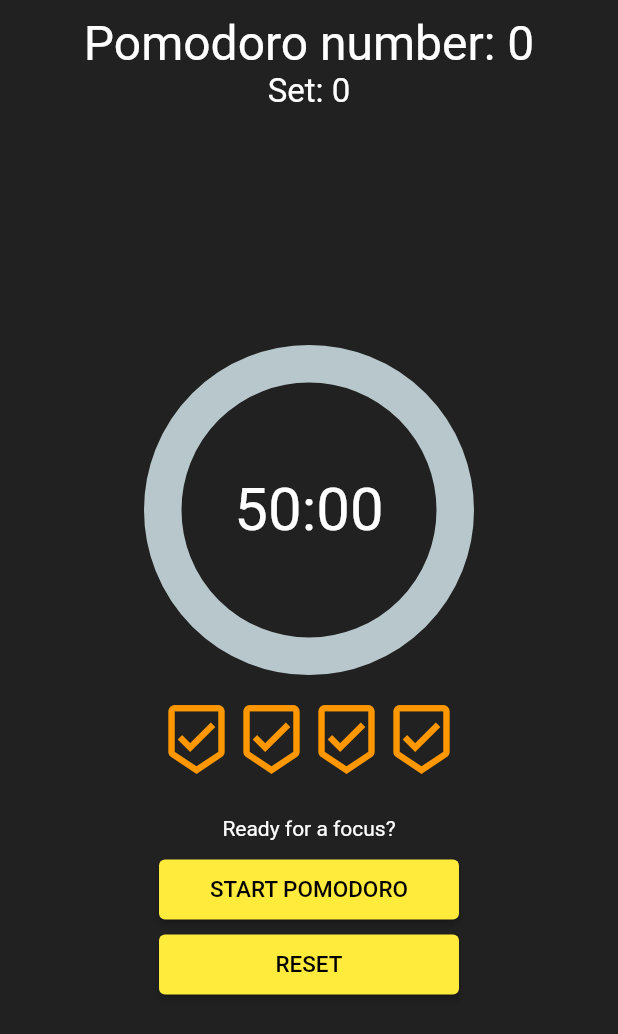
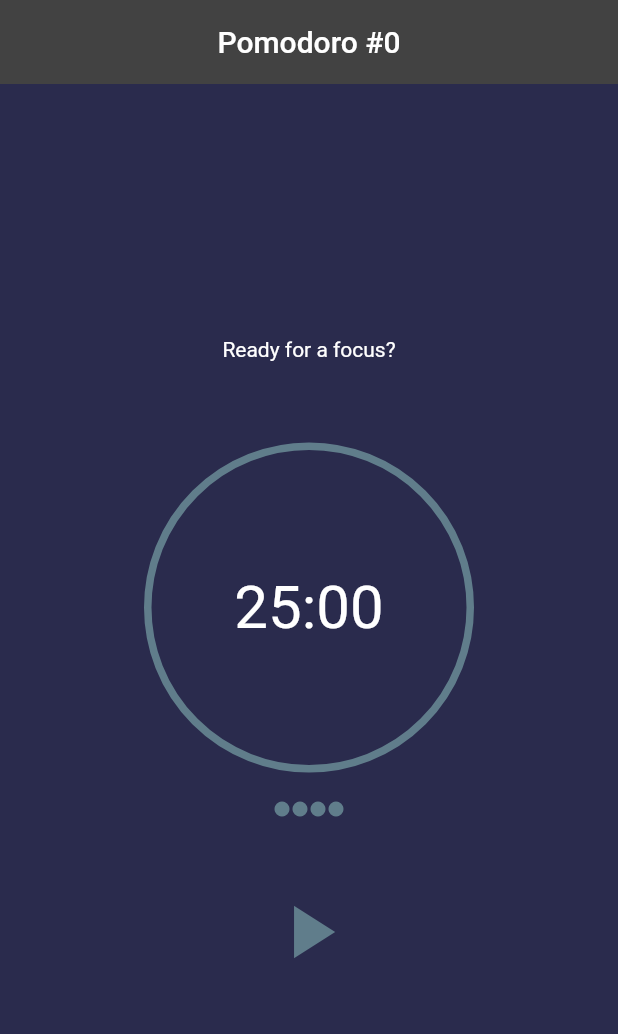
Before and after one commit to systemagic-91/pomodoro, a Flutter app: the screen it shows after launch, on a phone screen of 412 x 824 dp. Shown: the top 1034 px of the screen. Run offline on Flutter 3.47's test engine with Material 2 defaults, Android fonts, the phone set to English and light mode, and no system bars; drawn by our look-alikes of percent_indicator; our stand-ins replace audioplayers.

Commit message:
update homesreen

```diff
--- a/pomodoro/lib/main.dart
+++ b/pomodoro/lib/main.dart
@@ -13,7 +13,10 @@ class MyApp extends StatelessWidget {
       title: 'Pomodoro',
       debugShowCheckedModeBanner: false,
       theme: ThemeData(
-        primarySwatch: Colors.yellow,
+        brightness: Brightness.dark,
+        scaffoldBackgroundColor: Color(0xFF2A2B4D),
+        primaryColor: Color(0xFF2A2B4D),
+        // primarySwatch: Colors.yellow,
       ),
       home: Home(),
     );
--- a/pomodoro/lib/telas/homepage.dart
+++ b/pomodoro/lib/telas/homepage.dart
@@ -6,6 +6,7 @@ import 'package:flutter/material.dart';
 import 'package:percent_indicator/percent_indicator.dart';
 import 'package:pomodoro/utils/constants.dart';
 import 'package:pomodoro/widgets/button.dart';
+import 'package:pomodoro/widgets/icon_button.dart';
 import 'package:pomodoro/widgets/progress_icons.dart';
 import 'package:pomodoro/model/status_pomodoro.dart';
 
@@ -22,10 +23,14 @@ const _btnTextStartNewSet = "START NEW SET";
 const _btnTextPause = "PAUSE";
 const _btnTextReset = "RESET";
 
+const _btnIconPlay = Icon(Icons.play_arrow);
+const _btnIconPause = Icon(Icons.pause_sharp);
+
 class _HomeState extends State<Home> {
   static AudioCache player = AudioCache();
   int remaningTime = pomodoroTotalTime;
   String mainBtnText = _btnTextStart;
+  Icon btnIcon = _btnIconPlay;
   // ignore: non_constant_identifier_names
   StatusPomodoro pomodoro_status = StatusPomodoro.pausedPomodoro;
   Timer _timer = new Timer(
@@ -50,36 +55,85 @@ class _HomeState extends State<Home> {
 
   Widget build(BuildContext context) {
     return Scaffold(
-      backgroundColor: Colors.grey[900],
-      //appBar: AppBar(),
+      //backgroundColor: Colors.blueGrey,
+      appBar: AppBar(
+        title: Text('Pomodoro #$pomodoroNum'),
+        centerTitle: true,
+        elevation: 0.0,
+        // leading: IconButton(
+        //   onPressed: () => {},
+        //   icon: Icon(Icons.headset_off),
+        //   splashColor: Colors.blueGrey[900],
+        //   color: Colors.blueGrey,
+        // ),
+        // actions: [
+        //   IconButton(
+        //     onPressed: () => {},
+        //     icon: Icon(Icons.alarm_off),
+        //     splashColor: Colors.blueGrey[900],
+        //     color: Colors.blueGrey,
+        //   ),
+        // ],
+      ),
       body: SafeArea(
         child: Center(
           child: Column(
             children: [
-              SizedBox(
-                height: 10,
-              ),
-              Text(
-                "Pomodoro number: $pomodoroNum",
-                style: TextStyle(
-                  fontSize: 32,
-                  color: Colors.white,
-                ),
-              ),
-              Text(
-                "Set: $setNum",
-                style: TextStyle(
-                  fontSize: 22,
-                  color: Colors.white,
-                ),
-              ),
+              // SizedBox(
+              //   height: 30,
+              // ),
+              // Row(
+              //   mainAxisAlignment: MainAxisAlignment.center,
+              //   children: [
+              //     Card(
+              //       color: Colors.blueGrey,
+              //       child: Padding(
+              //         padding: const EdgeInsets.all(8.0),
+              //         child: Text(
+              //           "#cycle: $pomodoroNum",
+              //           style: TextStyle(
+              //             fontSize: 18,
+              //             color: Colors.white,
+              //           ),
+              //         ),
+              //       ),
+              //     ),
+              //     Card(
+              //       color: Colors.blueGrey,
+              //       child: Padding(
+              //         padding: const EdgeInsets.all(8.0),
+              //         child: Text(
+              //           "#serie: $setNum",
+              //           style: TextStyle(
+              //             fontSize: 18,
+              //             color: Colors.white,
+              //           ),
+              //         ),
+              //       ),
+              //     ),
+              //   ],
+              // ),
               Expanded(
                 child: Column(
                   mainAxisAlignment: MainAxisAlignment.center,
                   children: [
+                    Padding(
+                      padding: const EdgeInsets.all(4.0),
+                      child: Text(
+                        statusDescription[pomodoro_status].toString(),
+                        style: TextStyle(
+                          color: Colors.white,
+                        ),
+                      ),
+                    ),
+                    SizedBox(
+                      height: 50,
+                    ),
                     CircularPercentIndicator(
+                      // backgroundColor: Color(0xff0B0C19),
+                      backgroundColor: Colors.blueGrey,
                       radius: 220.0,
-                      lineWidth: 25.0,
+                      lineWidth: 5.0,
                       percent: _getPomodoroPercentage(),
                       circularStrokeCap: CircularStrokeCap.round,
                       center: Text(
@@ -99,25 +153,24 @@ class _HomeState extends State<Home> {
                       done: pomodoroNum - (setNum * pomodoroPerSet),
                     ),
                     SizedBox(
-                      height: 10,
+                      height: 30,
                     ),
-                    Padding(
-                      padding: const EdgeInsets.all(8.0),
-                      child: Text(
-                        statusDescription[pomodoro_status].toString(),
-                        style: TextStyle(
-                          color: Colors.white,
-                        ),
-                      ),
-                    ),
-                    Button(
-                      onPress: _mainButtonPressed,
-                      text: mainBtnText,
-                    ),
-                    Button(
-                      onPress: _resetButtonPressed,
-                      text: _btnTextReset,
-                    ),
+                    // Button(
+                    //   onPress: _mainButtonPressed,
+                    //   text: mainBtnText,
+                    // ),
+
+                    IconButton(
+                      splashColor: Colors.blueGrey[900],
+                      color: Colors.blueGrey,
+                      onPressed: _mainButtonPressed,
+                      icon: btnIcon,
+                      iconSize: 60.0,
+                    )
+                    // Button(
+                    //   onPress: _resetButtonPressed,
+                    //   text: _btnTextReset,
+                    // ),
                   ],
                 ),
               ),
@@ -210,6 +263,7 @@ class _HomeState extends State<Home> {
                   setState(() {
                     remaningTime--;
                     mainBtnText = _btnTextPause;
+                    btnIcon = _btnIconPause;
                   })
                 }
               else
@@ -223,6 +277,7 @@ class _HomeState extends State<Home> {
                       setState(() {
                         remaningTime = longBreakTime;
                         mainBtnText = _btnTextStartLongBreak;
+                        btnIcon = _btnIconPlay;
                       }),
                     }
                   else
@@ -231,6 +286,7 @@ class _HomeState extends State<Home> {
                       setState(() {
                         remaningTime = shortBreakTime;
                         mainBtnText = _btnTextStartShortBreak;
+                        btnIcon = _btnIconPlay;
                       }),
                     }
                 }
@@ -241,6 +297,7 @@ class _HomeState extends State<Home> {
     pomodoro_status = StatusPomodoro.runningShortBreak;
     setState(() {
       mainBtnText = _btnTextPause;
+      btnIcon = _btnIconPause;
     });
     _cancelTimer();
     _timer = Timer.periodic(
@@ -260,6 +317,7 @@ class _HomeState extends State<Home> {
             pomodoro_status = StatusPomodoro.pausedPomodoro,
             setState(() {
               mainBtnText = _btnTextStart;
+              btnIcon = _btnIconPlay;
             }),
           },
       },
@@ -270,6 +328,7 @@ class _HomeState extends State<Home> {
     pomodoro_status = StatusPomodoro.runningLongBreak;
     setState(() {
       mainBtnText = _btnTextPause;
+      btnIcon = _btnIconPause;
     });
     _cancelTimer();
     _timer = Timer.periodic(
@@ -289,6 +348,7 @@ class _HomeState extends State<Home> {
             pomodoro_status = StatusPomodoro.setFinished,
             setState(() {
               mainBtnText = _btnTextStartNewSet;
+              btnIcon = _btnIconPlay;
             }),
           },
       },
@@ -300,6 +360,7 @@ class _HomeState extends State<Home> {
     _cancelTimer();
     setState(() {
       mainBtnText = _btnTextResumePomodoro;
+      btnIcon = _btnIconPlay;
     });
   }
 
@@ -314,6 +375,7 @@ class _HomeState extends State<Home> {
     pomodoro_status = StatusPomodoro.pausedPomodoro;
     setState(() {
       mainBtnText = _btnTextStart;
+      btnIcon = _btnIconPlay;
       remaningTime = pomodoroTotalTime;
     });
   }
@@ -332,6 +394,7 @@ class _HomeState extends State<Home> {
     _cancelTimer();
     setState(() {
       mainBtnText = _btnTestResumeBreak;
+      btnIcon = _btnIconPlay;
     });
   }
 
--- a/pomodoro/lib/utils/constants.dart
+++ b/pomodoro/lib/utils/constants.dart
@@ -1,9 +1,9 @@
 import 'package:flutter/material.dart';
 import 'package:pomodoro/model/status_pomodoro.dart';
 
-const pomodoroTotalTime = 50 * 60;
-const shortBreakTime = 10 * 60;
-const longBreakTime = 25 * 60;
+const pomodoroTotalTime = 25 * 60;
+const shortBreakTime = 5 * 60;
+const longBreakTime = 10 * 60;
 const pomodoroPerSet = 4;
 
 const Map<StatusPomodoro, String> statusDescription = {
@@ -17,11 +17,11 @@ const Map<StatusPomodoro, String> statusDescription = {
 };
 
 const Map<StatusPomodoro, MaterialColor> statusColor = {
-  StatusPomodoro.runningPomodoro: Colors.green,
-  StatusPomodoro.pausedPomodoro: Colors.orange,
-  StatusPomodoro.runningShortBreak: Colors.red,
-  StatusPomodoro.pauseShortBreak: Colors.orange,
-  StatusPomodoro.runningLongBreak: Colors.red,
-  StatusPomodoro.pauseLongBreak: Colors.orange,
+  StatusPomodoro.runningPomodoro: Colors.purple,
+  StatusPomodoro.pausedPomodoro: Colors.red,
+  StatusPomodoro.runningShortBreak: Colors.yellow,
+  StatusPomodoro.pauseShortBreak: Colors.red,
+  StatusPomodoro.runningLongBreak: Colors.yellow,
+  StatusPomodoro.pauseLongBreak: Colors.red,
   StatusPomodoro.setFinished: Colors.orange
 };
--- a/pomodoro/lib/widgets/button.dart
+++ b/pomodoro/lib/widgets/button.dart
@@ -21,8 +21,11 @@ class Button extends StatelessWidget {
             text,
             style: TextStyle(fontSize: 15),
           ),
-          style: ElevatedButton.styleFrom(
-            fixedSize: Size(200, 40),
+          // style: ElevatedButton.styleFrom(
+          //   fixedSize: Size(200, 40),
+          // ),
+          style: ButtonStyle(
+            backgroundColor: MaterialStateProperty.all(Colors.blueGrey),
           ),
         ),
       ),
--- a/pomodoro/lib/widgets/progress_icons.dart
+++ b/pomodoro/lib/widgets/progress_icons.dart
@@ -8,15 +8,15 @@ class ProgressIcons extends StatelessWidget {
 
   @override
   Widget build(BuildContext context) {
-    final iconSize = 50.0;
+    final iconSize = 12.0;
     final doneIcon = Icon(
-      Icons.beenhere,
-      color: Colors.orange,
+      Icons.brightness_1_rounded,
+      color: Colors.purple[300],
       size: iconSize,
     );
     final notDoneIcon = Icon(
-      Icons.beenhere_outlined,
-      color: Colors.orange,
+      Icons.brightness_1_rounded,
+      color: Colors.blueGrey,
       size: iconSize,
     );
 
```
Also changed, not shown: pomodoro/lib/widgets/icon_button.dart (added, +29 -0 lines).
